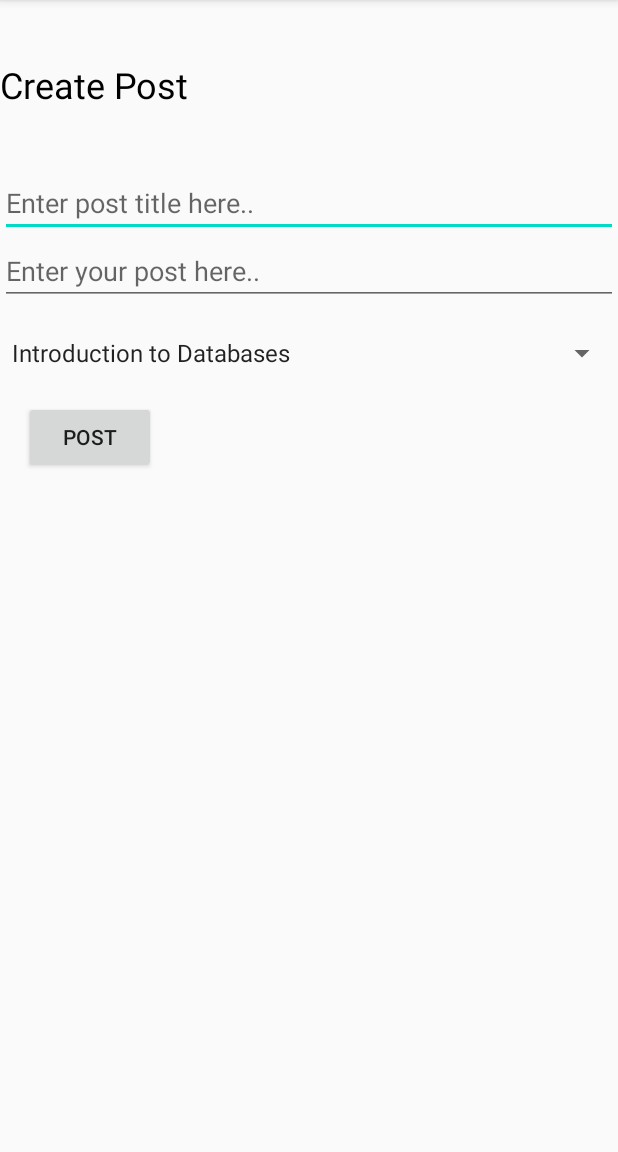
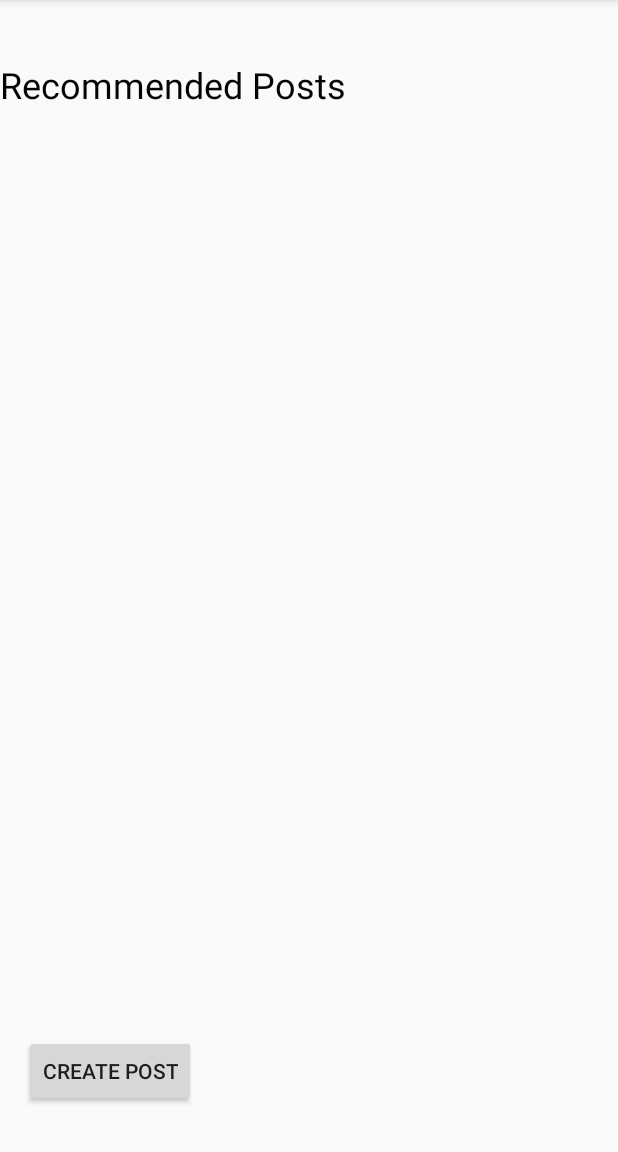
Before and after one commit to kxtan1997/StudyBuddies, an Android app: the screen it shows after launch (MainActivity before the commit, MainMenuUI after it), on a phone screen of 412 x 824 dp, the part 84-1236 px from its top. Run offline under Robolectric (Android 15) with nearby library versions, the phone set to English and light mode, and no system bars.

Commit message:
Nvm I managed to change the name. createPostUI is the UI for post creation (Firebase is already worked into it) Working on the recycler view for the main menu now, just input the skeleton so far

```diff
--- a/app/src/main/AndroidManifest.xml
+++ b/app/src/main/AndroidManifest.xml
@@ -9,7 +9,8 @@
         android:roundIcon="@mipmap/ic_launcher_round"
         android:supportsRtl="true"
         android:theme="@style/AppTheme">
-        <activity android:name=".MainActivity">
+        <activity android:name=".createPostUI"></activity>
+        <activity android:name=".MainMenuUI">
             <intent-filter>
                 <action android:name="android.intent.action.MAIN" />
 
--- /dev/null
+++ b/app/src/main/java/com/example/studybuddies/MainMenuUI.java
@@ -0,0 +1,33 @@
+package com.example.studybuddies;
+
+import androidx.appcompat.app.AppCompatActivity;
+
+import android.content.Intent;
+import android.os.Bundle;
+import android.view.View;
+import android.widget.Button;
+
+public class MainMenuUI extends AppCompatActivity {
+
+    Button createPostButton;
+
+    @Override
+    protected void onCreate(Bundle savedInstanceState) {
+        super.onCreate(savedInstanceState);
+        setContentView(R.layout.main_menu_ui);
+
+        createPostButton = findViewById(R.id.createPostButton);
+
+        createPostButton.setOnClickListener(new View.OnClickListener() {
+            @Override
+            public void onClick(View v) {
+                openCreatePostUI();
+            }
+        });
+    }
+
+    public void openCreatePostUI(){
+        Intent intent = new Intent(this, createPostUI.class);
+        startActivity(intent);
+    }
+}
--- a/app/src/main/java/com/example/studybuddies/MainActivity.java
+++ b/app/src/main/java/com/example/studybuddies/createPostUI.java
@@ -2,19 +2,19 @@ package com.example.studybuddies;
 
 import androidx.appcompat.app.AppCompatActivity;
 
+import android.content.Intent;
 import android.os.Bundle;
 import android.text.TextUtils;
 import android.view.View;
 import android.widget.Button;
 import android.widget.EditText;
 import android.widget.Spinner;
-import android.widget.TextView;
 import android.widget.Toast;
 
 import com.google.firebase.database.DatabaseReference;
 import com.google.firebase.database.FirebaseDatabase;
 
-public class MainActivity extends AppCompatActivity {
+public class createPostUI extends AppCompatActivity {
 
     EditText postTitle;
     EditText postDescription;
@@ -26,7 +26,7 @@ public class MainActivity extends AppCompatActivity {
     @Override
     protected void onCreate(Bundle savedInstanceState) {
         super.onCreate(savedInstanceState);
-        setContentView(R.layout.activity_main);
+        setContentView(R.layout.create_post);
 
         databasePost = FirebaseDatabase.getInstance().getReference("posts");
 
@@ -55,6 +55,9 @@ public class MainActivity extends AppCompatActivity {
             databasePost.child(id).setValue(post);
 
             Toast.makeText(this,"Post created", Toast.LENGTH_LONG).show();
+
+            Intent intent = new Intent(this, MainMenuUI.class);
+            startActivity(intent);
         }
 
         else{
--- a/app/src/main/res/layout/activity_main.xml
+++ b/app/src/main/res/layout/create_post.xml
@@ -4,7 +4,7 @@
     xmlns:tools="http://schemas.android.com/tools"
     android:layout_width="match_parent"
     android:layout_height="match_parent"
-    tools:context=".MainActivity">
+    tools:context=".createPostUI">
 
     <TextView
         android:id="@+id/createPostTitle"
@@ -34,7 +34,9 @@
         android:layout_height="wrap_content"
         android:ems="10"
         android:hint="Enter your post here.."
-        android:inputType="textPersonName"
+        android:inputType="textCapSentences|textMultiLine"
+        android:maxLength="2000"
+        android:maxLines="4"
         app:layout_constraintTop_toBottomOf="@+id/postTitle"
         tools:layout_editor_absoluteX="-16dp" />
 
--- /dev/null
+++ b/app/src/main/res/layout/main_menu_ui.xml
@@ -0,0 +1,42 @@
+<?xml version="1.0" encoding="utf-8"?>
+<androidx.constraintlayout.widget.ConstraintLayout xmlns:android="http://schemas.android.com/apk/res/android"
+    xmlns:app="http://schemas.android.com/apk/res-auto"
+    xmlns:tools="http://schemas.android.com/tools"
+    android:layout_width="match_parent"
+    android:layout_height="match_parent"
+    tools:context=".MainMenuUI">
+
+    <TextView
+        android:id="@+id/mainMenuTitle"
+        android:layout_width="match_parent"
+        android:layout_height="wrap_content"
+        android:layout_marginTop="40dp"
+        android:text="Recommended Posts"
+        android:textColor="#040404"
+        android:textSize="24sp"
+        app:layout_constraintTop_toTopOf="parent" />
+
+    <Button
+        android:id="@+id/createPostButton"
+        android:layout_width="wrap_content"
+        android:layout_height="wrap_content"
+        android:layout_marginStart="16dp"
+        android:layout_marginLeft="16dp"
+        android:layout_marginEnd="281dp"
+        android:layout_marginRight="281dp"
+        android:layout_marginBottom="30dp"
+        android:text="Create post"
+        app:layout_constraintBottom_toBottomOf="parent"
+        app:layout_constraintEnd_toEndOf="parent"
+        app:layout_constraintStart_toStartOf="parent" />
+
+    <androidx.recyclerview.widget.RecyclerView
+        android:id="@+id/postRecyclerView"
+        android:layout_width="match_parent"
+        android:layout_height="0dp"
+        android:layout_marginTop="40dp"
+        android:layout_marginBottom="50dp"
+        app:layout_constraintBottom_toTopOf="@+id/createPostButton"
+        app:layout_constraintTop_toBottomOf="@+id/mainMenuTitle"
+        tools:layout_editor_absoluteX="-16dp" />
+</androidx.constraintlayout.widget.ConstraintLayout>
```
